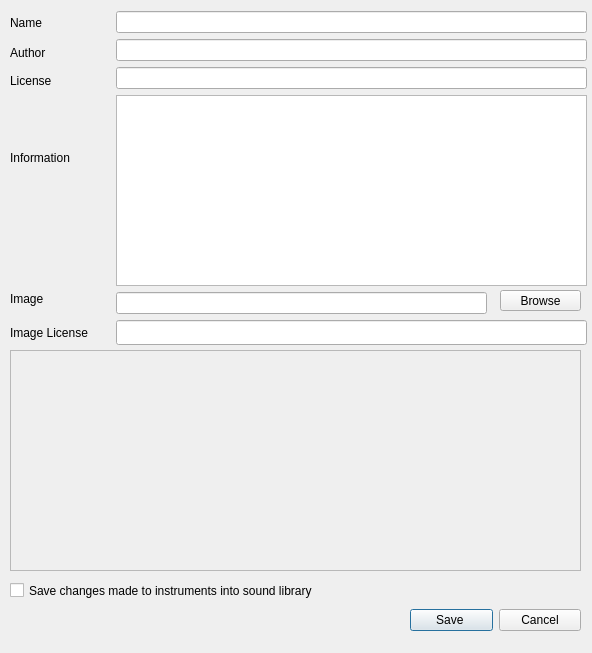
The window that src/gui/src/SoundLibrary/SoundLibraryPropertiesDialog_UI.ui (hydrogen-music/hydrogen) describes before a commit, drawn with Qt 5.
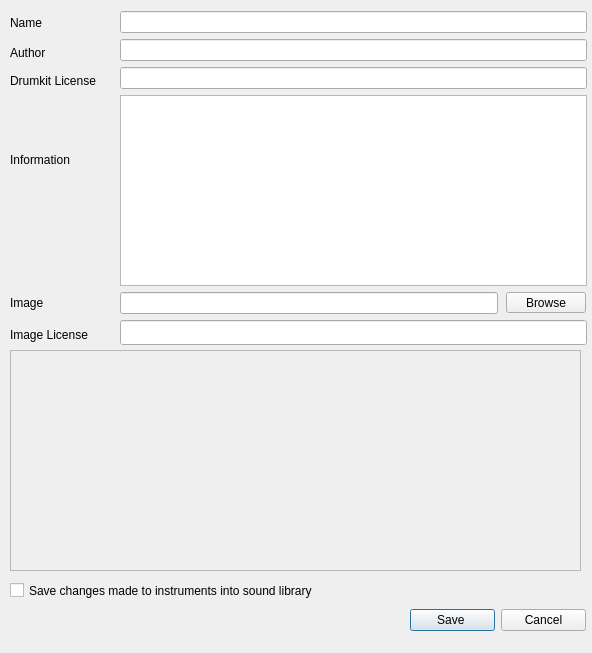
The same window after the commit.

Patch:
```diff
--- a/src/gui/src/SoundLibrary/SoundLibraryPropertiesDialog_UI.ui
+++ b/src/gui/src/SoundLibrary/SoundLibraryPropertiesDialog_UI.ui
@@ -18,7 +18,7 @@
     <rect>
      <x>10</x>
      <y>10</y>
-     <width>91</width>
+     <width>111</width>
      <height>25</height>
     </rect>
    </property>
@@ -37,7 +37,7 @@
     <rect>
      <x>10</x>
      <y>40</y>
-     <width>91</width>
+     <width>111</width>
      <height>25</height>
     </rect>
    </property>
@@ -56,8 +56,8 @@
     <rect>
      <x>10</x>
      <y>100</y>
-     <width>91</width>
-     <height>116</height>
+     <width>111</width>
+     <height>120</height>
     </rect>
    </property>
    <property name="text">
@@ -70,9 +70,9 @@
   <widget class="QLineEdit" name="authorTxt">
    <property name="geometry">
     <rect>
-     <x>116</x>
+     <x>120</x>
      <y>39</y>
-     <width>471</width>
+     <width>467</width>
      <height>22</height>
     </rect>
    </property>
@@ -92,9 +92,9 @@
   <widget class="QLineEdit" name="nameTxt">
    <property name="geometry">
     <rect>
-     <x>116</x>
+     <x>120</x>
      <y>11</y>
-     <width>471</width>
+     <width>467</width>
      <height>22</height>
     </rect>
    </property>
@@ -114,9 +114,9 @@
   <widget class="QTextEdit" name="infoTxt">
    <property name="geometry">
     <rect>
-     <x>116</x>
+     <x>120</x>
      <y>95</y>
-     <width>471</width>
+     <width>467</width>
      <height>191</height>
     </rect>
    </property>
@@ -129,12 +129,12 @@
     <rect>
      <x>10</x>
      <y>70</y>
-     <width>91</width>
+     <width>111</width>
      <height>21</height>
     </rect>
    </property>
    <property name="text">
-    <string>License</string>
+    <string>Drumkit License</string>
    </property>
    <property name="alignment">
     <set>Qt::AlignLeading|Qt::AlignLeft|Qt::AlignVCenter</set>
@@ -143,9 +143,9 @@
   <widget class="QLineEdit" name="licenseTxt">
    <property name="geometry">
     <rect>
-     <x>116</x>
+     <x>120</x>
      <y>67</y>
-     <width>471</width>
+     <width>467</width>
      <height>22</height>
     </rect>
    </property>
@@ -170,7 +170,7 @@
     <rect>
      <x>410</x>
      <y>600</y>
-     <width>171</width>
+     <width>176</width>
      <height>41</height>
     </rect>
    </property>
@@ -270,8 +270,8 @@
    <property name="geometry">
     <rect>
      <x>10</x>
-     <y>292</y>
-     <width>57</width>
+     <y>296</y>
+     <width>111</width>
      <height>14</height>
     </rect>
    </property>
@@ -282,9 +282,9 @@
   <widget class="QLineEdit" name="imageText">
    <property name="geometry">
     <rect>
-     <x>116</x>
+     <x>120</x>
      <y>292</y>
-     <width>371</width>
+     <width>378</width>
      <height>22</height>
     </rect>
    </property>
@@ -307,9 +307,9 @@
   <widget class="QPushButton" name="imageBrowsePushButton">
    <property name="geometry">
     <rect>
-     <x>500</x>
-     <y>290</y>
-     <width>81</width>
+     <x>506</x>
+     <y>292</y>
+     <width>80</width>
      <height>21</height>
     </rect>
    </property>
@@ -320,9 +320,9 @@
   <widget class="QLineEdit" name="imageLicenseText">
    <property name="geometry">
     <rect>
-     <x>116</x>
+     <x>120</x>
      <y>320</y>
-     <width>471</width>
+     <width>467</width>
      <height>25</height>
     </rect>
    </property>
@@ -343,8 +343,8 @@
    <property name="geometry">
     <rect>
      <x>10</x>
-     <y>320</y>
-     <width>91</width>
+     <y>322</y>
+     <width>111</width>
      <height>25</height>
     </rect>
    </property>
```
